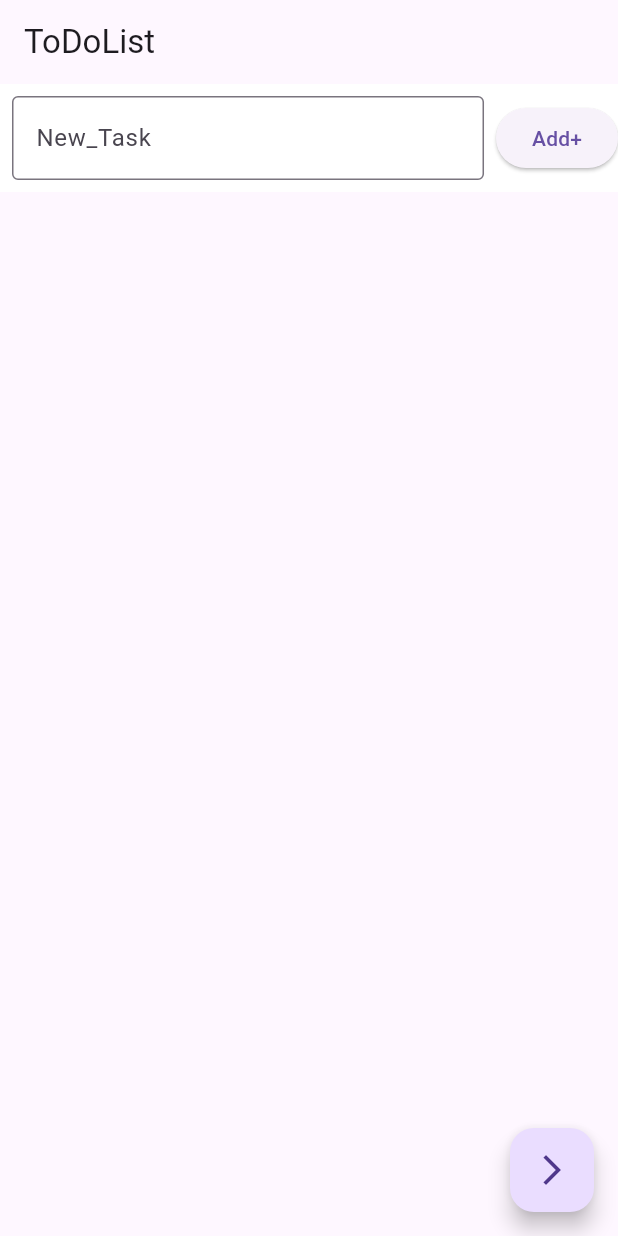
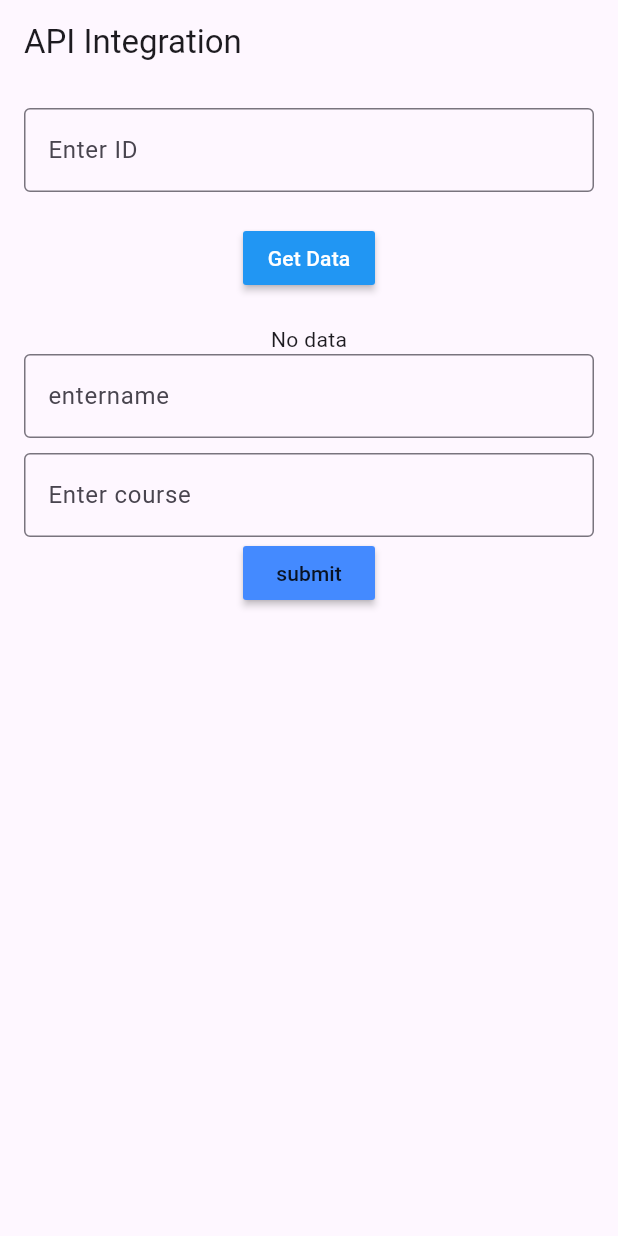
Before and after one commit to rahuls3012/flutterProjects, a Flutter app: the screen it shows after launch, on a phone screen of 412 x 824 dp. Run offline on Flutter 3.47's test engine with Material 3 defaults, Android fonts, the phone set to English and light mode, and no system bars; our stand-ins replace flutter_screenutil, hive, hive_flutter, lottie; missing offline and left inert: translator; accounts and stored records are empty; generated files the repository leaves out were written again.

Commit message:
Updated files and added new API models

```diff
--- a/provider_state_management/lib/main.dart
+++ b/provider_state_management/lib/main.dart
@@ -2,6 +2,7 @@ import 'package:flutter/material.dart';
 import 'package:hive_flutter/adapters.dart';
 import 'package:provider/provider.dart';
 import 'package:provider_state_management/home.dart';
+import 'package:provider_state_management/models/apiscreen.dart';
 import 'package:provider_state_management/models/todo.dart';
 import 'package:provider_state_management/models/todolist.dart';
 import 'package:provider_state_management/providers/provider.dart';
@@ -9,7 +10,7 @@ import 'package:provider_state_management/providers/todoProvider.dart';
 import 'package:hive/hive.dart';
 
 void main () async{
-    WidgetsFlutterBinding.ensureInitialized();
+ WidgetsFlutterBinding.ensureInitialized();
  await Hive.initFlutter();
  Hive.registerAdapter(TodoAdapter());
   await Hive.openBox<Todo>('todobox');
@@ -26,10 +27,9 @@ class MainApp extends StatelessWidget {
       providers: [
        ChangeNotifierProvider(create: (context)=>Numberprovider()),
        ChangeNotifierProvider(create: (context)=>Todoprovider())
-
       ],
       child: MaterialApp(
-        home:Todolist()//Home()
+        home:Apiscreen()//Home()
       ),
     );
   }
--- /dev/null
+++ b/provider_state_management/lib/models/apimodel.dart
@@ -0,0 +1,33 @@
+// To parse this JSON data, do
+//
+//     final product = productFromJson(jsonString);
+
+import 'dart:convert';
+
+Product productFromJson(String str) => Product.fromJson(json.decode(str));
+
+String productToJson(Product data) => json.encode(data.toJson());
+
+class Product {
+    String name;
+    String course;
+    int? id;
+
+    Product({
+        required this.name,
+        required this.course,
+         this.id,
+    });
+
+    factory Product.fromJson(Map<String, dynamic> json) => Product(
+        name: json["name"],
+        course: json["course"],
+        id: json["id"],
+    );
+
+    Map<String, dynamic> toJson() => {
+        "name": name,
+        "course": course,
+        "id": id,
+    };
+}
--- /dev/null
+++ b/provider_state_management/lib/models/apiscreen.dart
@@ -0,0 +1,95 @@
+import 'package:flutter/material.dart';
+import 'package:provider_state_management/models/apimodel.dart';
+import 'apiservice.dart';
+
+class Apiscreen extends StatefulWidget {
+  @override
+  State<Apiscreen> createState() => _ApiscreenState();
+}
+
+class _ApiscreenState extends State<Apiscreen> {
+  final api = apiService();
+  Product? response;
+  TextEditingController tc = TextEditingController();
+  TextEditingController tc1 = TextEditingController();
+  TextEditingController tc2 = TextEditingController();
+  bool isLoading = false; // FIXED: loading should be false initially
+
+  @override
+  Widget build(BuildContext context) {
+    return Scaffold(
+      appBar: AppBar(title: Text("API Integration")),
+      body: Padding(
+        padding: const EdgeInsets.all(16.0),
+        child: Column(
+          children: [
+            TextField(
+              controller: tc,
+              decoration: InputDecoration(
+                hintText: "Enter ID",
+                border: OutlineInputBorder(),
+              ),
+            ),
+
+            const SizedBox(height: 20),
+
+            MaterialButton(
+              color: Colors.blue,
+              textColor: Colors.white,
+              onPressed: () async {
+                setState(() {
+                  isLoading = true;
+                });
+
+                final result = await api.getpost("/get?id=${tc.text}");
+
+                setState(() {
+                  response = result;
+                  isLoading = false;
+                });
+              },
+              child: Text("Get Data"),
+            ),
+
+            const SizedBox(height: 20),
+
+            // UI STATES
+            if (isLoading)
+             Text("Loading...")
+            else if (response != null)
+              ListTile(
+                title: Text(response!.name),
+                subtitle: Text(response!.course),
+              )
+            else
+              Text("No data"),
+            TextField(
+             controller: tc1,
+            decoration: InputDecoration(
+              label: Text("entername"),
+              border: OutlineInputBorder(),
+            ),
+            ),
+            SizedBox(height: 10,),
+            TextField(
+              controller: tc2,
+              decoration: InputDecoration(
+                border: OutlineInputBorder(),
+                label: Text("Enter course")
+              ),
+            ),
+            MaterialButton(onPressed: ()async{
+              final result=await api.addpost("/enterdetails?name=${tc1.text}&course=${tc2.text}");
+              setState(() {
+                tc1.clear();
+                tc2.clear();
+              });
+            },
+            color: Colors.blueAccent,
+            child: Text("submit"),)
+          ],
+        ),
+      ),
+    );
+  }
+}
--- /dev/null
+++ b/provider_state_management/lib/models/apiservice.dart
@@ -0,0 +1,28 @@
+import 'dart:convert';
+
+import 'package:http/http.dart' as http;
+import 'package:provider_state_management/models/apimodel.dart';
+class apiService{
+  var client=http.Client();
+  String baseurl="http://192.168.1.9:8080/security";
+  Future<Product?>getpost(String url)async{
+    var uri=Uri.parse(baseurl+url);
+
+    var response=await client.get(uri);
+    if(response.statusCode==200){
+       var json=response.body;
+       return productFromJson(json);
+
+    }
+  }
+  Future<dynamic>addpost(String url)async{
+
+    var uri=Uri.parse(baseurl+url);
+    var response=await client.post(uri);
+    if(response.statusCode==200){
+      return response.body;
+    }
+
+
+  }
+}
--- a/provider_state_management/pubspec.yaml
+++ b/provider_state_management/pubspec.yaml
@@ -20,6 +20,8 @@ dev_dependencies:
   flutter_lints: ^5.0.0
   hive_generator: ^2.0.1
   build_runner: ^2.4.0
+  http:
 
 flutter:
+  generate: true
   uses-material-design: true
```
Also changed, not shown: provider_state_management/pubspec.lock.
